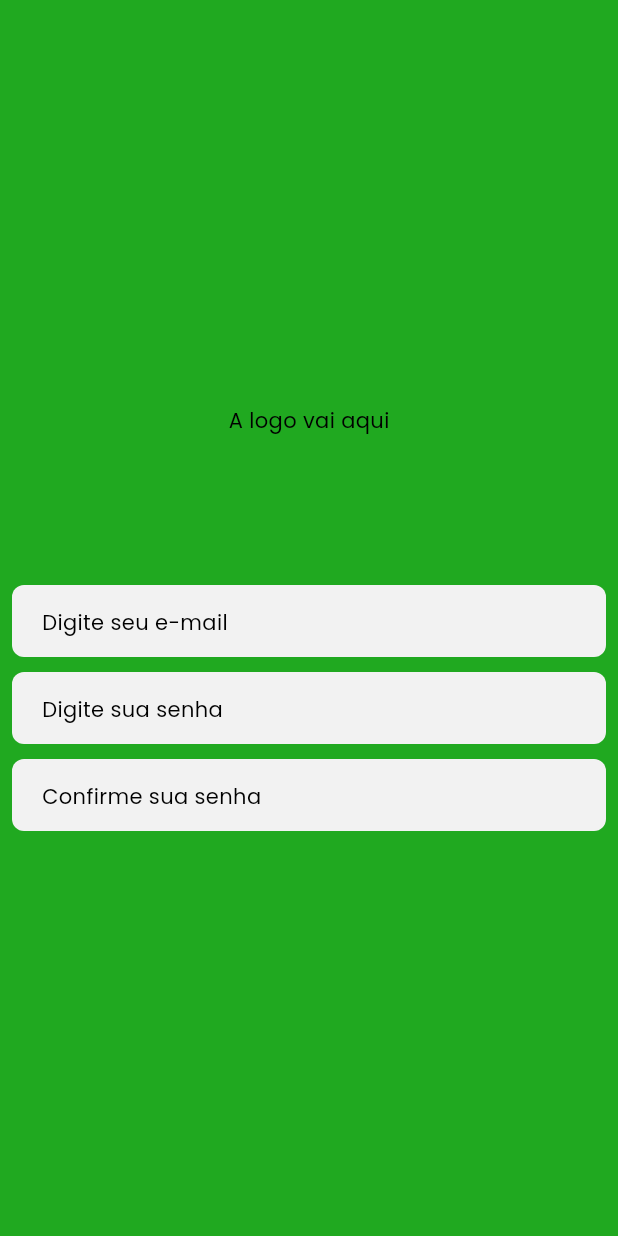
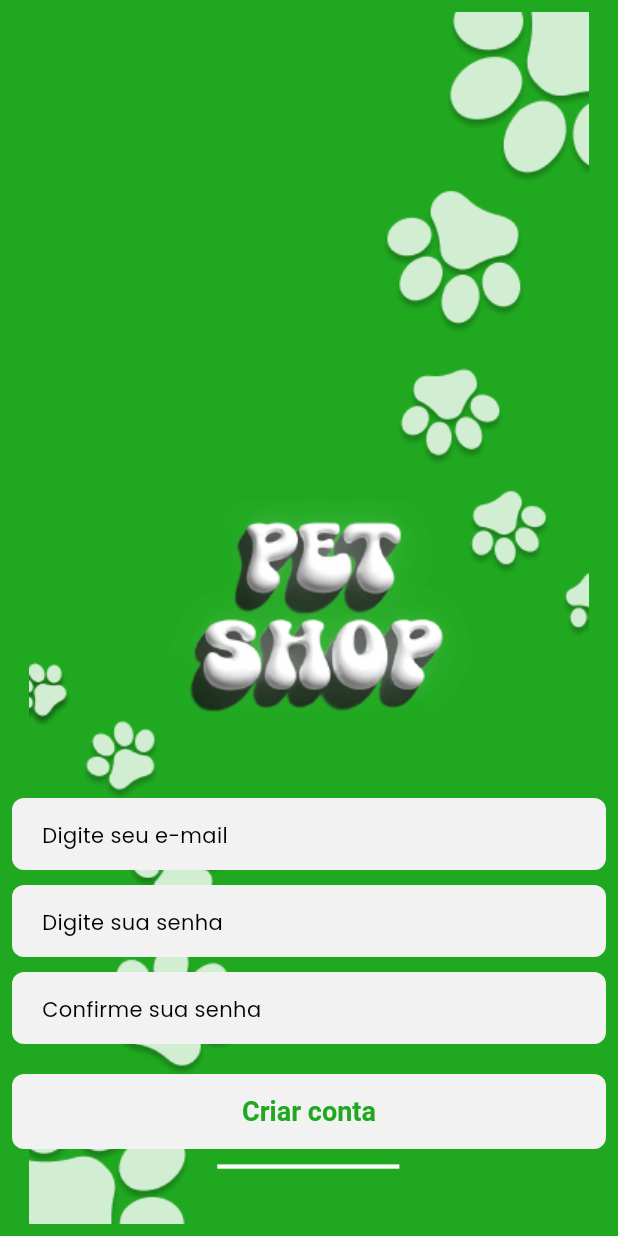
Before and after one commit to e-medeiros1/petshop_project, a Flutter app: the RegisterPage screen opened by its route, on a phone screen of 412 x 824 dp. Run offline on Flutter 3.47's test engine with Material 3 defaults, Android fonts, the phone set to English and light mode, and no system bars; our stand-ins replace google_fonts.

Commit message:
Add new assets

```diff
--- /dev/null
+++ b/lib/theme/widgets/app_button.dart
@@ -0,0 +1,32 @@
+import 'package:flutter/material.dart';
+
+import '../../../theme/colors.dart';
+
+class AppButton extends StatelessWidget {
+  final String text;
+  final VoidCallback onPressed;
+  final Color? backgroundColor;
+  final Color? textColor;
+
+  const AppButton({
+    super.key,
+    required this.text,
+    required this.onPressed,
+    this.backgroundColor,
+    this.textColor,
+  });
+
+  @override
+  Widget build(BuildContext context) {
+    return ElevatedButton(
+      onPressed: onPressed,
+      style: ElevatedButton.styleFrom(
+        backgroundColor: backgroundColor ?? AppColors.lightGray,
+        foregroundColor: textColor ?? AppColors.primary,
+        minimumSize: Size(double.infinity, 50),
+        textStyle: TextStyle(fontSize: 18, fontWeight: FontWeight.bold),
+      ),
+      child: Text(text),
+    );
+  }
+}
--- a/lib/views/auth/register/register_page.dart
+++ b/lib/views/auth/register/register_page.dart
@@ -1,5 +1,6 @@
 import 'package:flutter/material.dart';
 import 'package:petshop_project/theme/colors.dart';
+import 'package:petshop_project/theme/widgets/app_button.dart';
 import 'package:petshop_project/theme/widgets/app_textfield.dart';
 
 class RegisterPage extends StatefulWidget {
@@ -16,16 +17,22 @@ class _RegisterPageState extends State<RegisterPage> {
       backgroundColor: AppColors.primary,
       body: Padding(
         padding: const EdgeInsets.all(8.0),
-        child: Column(
-          mainAxisAlignment: MainAxisAlignment.center,
+        child: Stack(
           children: [
-            Center(child: Text('A logo vai aqui')),
-            SizedBox(height: 100),
-            AppTextfield(name: 'Digite seu e-mail'),
-            SizedBox(height: 10),
-            AppTextfield(name: 'Digite sua senha'),
-            SizedBox(height: 10),
-            AppTextfield(name: 'Confirme sua senha'),
+            Center(child: Image.asset('assets/images/splash.png')),
+            Column(
+              mainAxisAlignment: MainAxisAlignment.end,
+              children: [
+                AppTextfield(name: 'Digite seu e-mail'),
+                SizedBox(height: 10),
+                AppTextfield(name: 'Digite sua senha'),
+                SizedBox(height: 10),
+                AppTextfield(name: 'Confirme sua senha'),
+                SizedBox(height: 20),
+                AppButton(text: 'Criar conta', onPressed: () {}),
+                SizedBox(height: 50),
+              ],
+            ),
           ],
         ),
       ),
```
Also changed, not shown: assets/images/auth.png (added), assets/images/logo.png (added), assets/images/splash_paws.png (added), assets/images/welcome.png (added).
